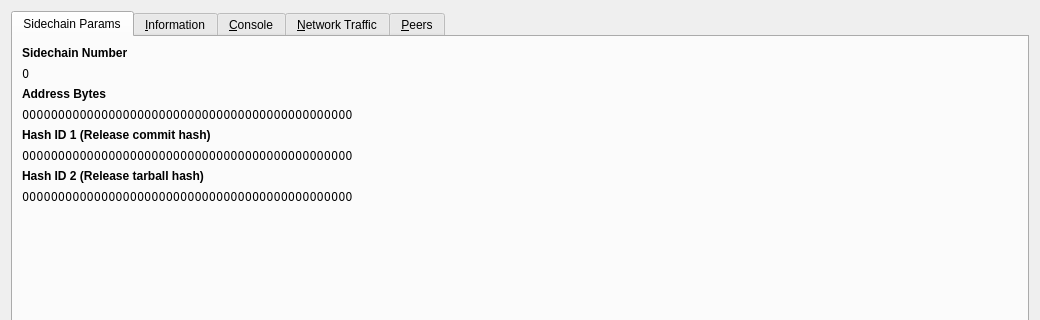
This is src/qt/forms/debugwindow.ui in skydogenet/sidechains as Qt 5 draws it before an edit; both pictures show x 0 to 1040 and y 0 to 320 of the 1040 by 729 pixel window. The edited form follows.
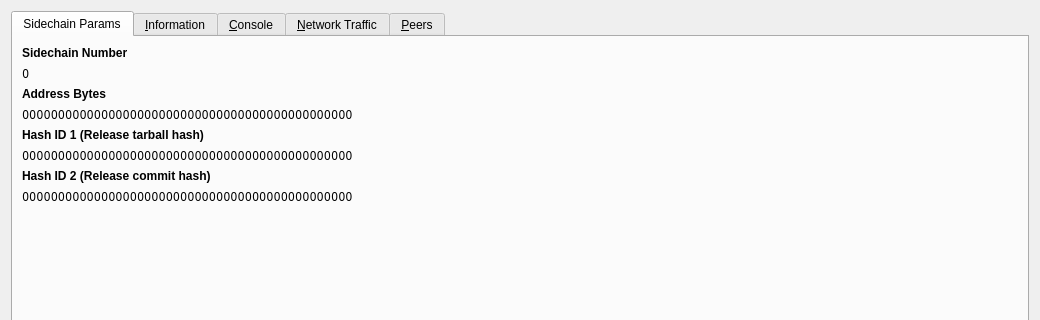
This is the edited form. Icons and pictures are not drawn. Custom widgets are drawn as their Qt base class.

Commit message: Fix sidechain params hash ID label order

Diff of the .ui file:
```diff
--- a/src/qt/forms/debugwindow.ui
+++ b/src/qt/forms/debugwindow.ui
@@ -84,7 +84,7 @@
         </widget>
        </item>
        <item>
-        <widget class="QLabel" name="label_14">
+        <widget class="QLabel" name="label_32">
          <property name="font">
           <font>
            <weight>75</weight>
@@ -92,7 +92,7 @@
           </font>
          </property>
          <property name="text">
-          <string>Hash ID 1 (Release commit hash)</string>
+          <string>Hash ID 1 (Release tarball hash)</string>
          </property>
         </widget>
        </item>
@@ -112,7 +112,7 @@
         </widget>
        </item>
        <item>
-        <widget class="QLabel" name="label_32">
+        <widget class="QLabel" name="label_14">
          <property name="font">
           <font>
            <weight>75</weight>
@@ -120,7 +120,7 @@
           </font>
          </property>
          <property name="text">
-          <string>Hash ID 2 (Release tarball hash)</string>
+          <string>Hash ID 2 (Release commit hash)</string>
          </property>
         </widget>
        </item>
```
The commit also changes 1 other file.
